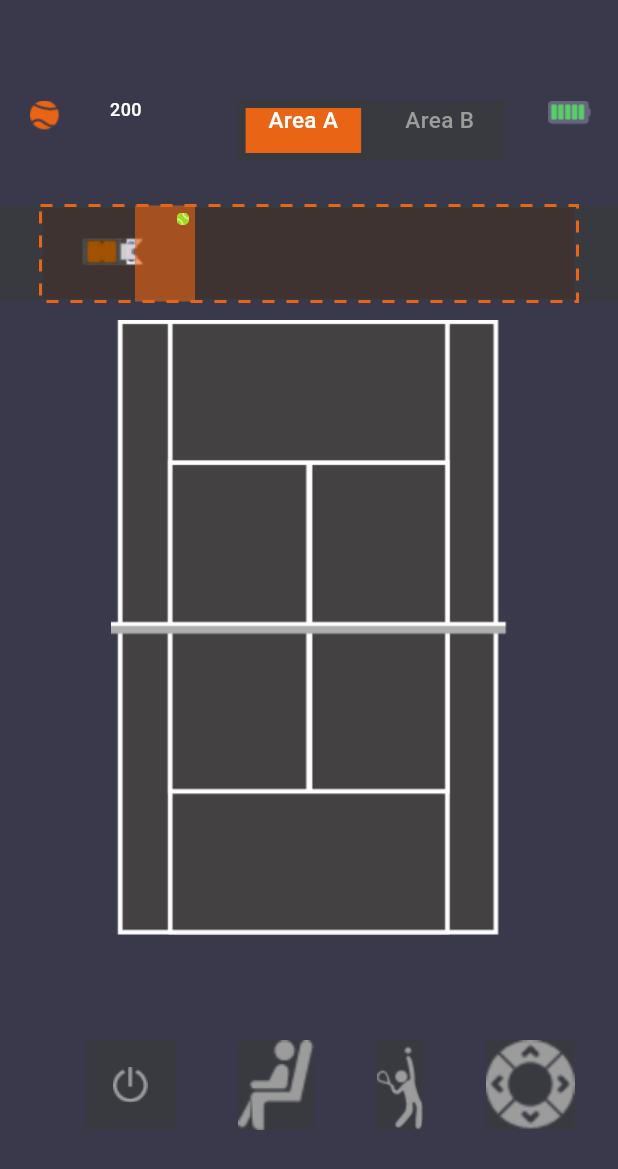
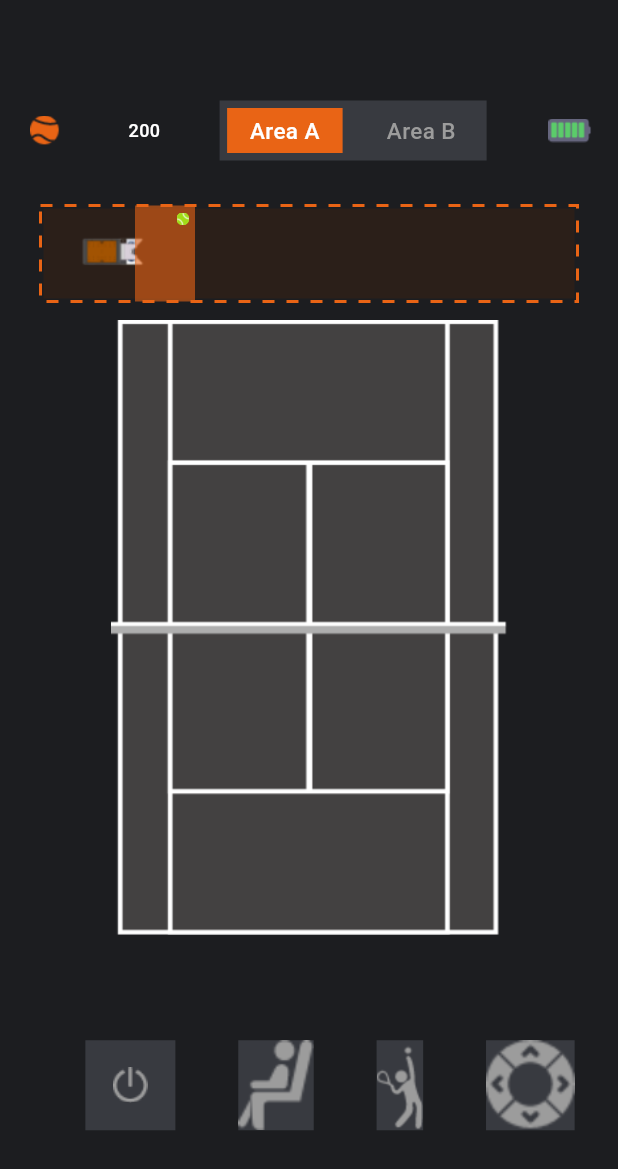
Before and after one commit to TengTeNJ/tennisRobot, a Flutter app: the TrainModeController screen opened by its route, on a phone screen of 412 x 824 dp. Shown: the top 1169 px of the screen. Run offline on Flutter 3.47's test engine with Material 3 defaults, Android fonts, the phone set to English and light mode, and no system bars; drawn by our look-alikes of dotted_border; our stand-ins replace convex_bottom_bar; missing offline and left inert: dart:ffi; Roboto replaces fonts that are missing (SanFranciscoDisplay).

Commit message:
fix view

```diff
--- a/lib/constant/constants.dart
+++ b/lib/constant/constants.dart
@@ -81,7 +81,7 @@ class Constants {
   static Color darkThemeOpacityColor = Color.fromRGBO(41, 41, 54, 0.24);
   static Color baseStyleColor = Color.fromRGBO(248, 133, 11, 1);
   static Color baseGreyStyleColor = Color.fromRGBO(177, 177, 177, 1);
-  static Color darkControllerColor = Color.fromRGBO(57, 57, 75, 1);
+  static Color darkControllerColor = Color.fromRGBO(28, 29, 32, 1);
   static Color baseControllerColor = Color.fromRGBO(41, 41, 54, 1);
 
   static Color grayTextColor = Color.fromRGBO(156, 156, 156, 1);
--- a/lib/trainmode/mode_switch_view.dart
+++ b/lib/trainmode/mode_switch_view.dart
@@ -1,6 +1,5 @@
 import 'package:flutter/material.dart';
 import 'package:tennis_robot/constant/constants.dart';
-
 
 /// 模式切换view
 class ModeSwitchView extends StatefulWidget {
@@ -14,11 +13,13 @@ class _ModeSwitchViewState extends State<ModeSwitchView> {
   @override
   Widget build(BuildContext context) {
     return Container(
-      color: Constants.selectModelBgColor,
       alignment: const Alignment(0.0, 0.0),
+
       child: Stack(
+
         children: [
           Container(
+
             color: Constants.selectModelBgColor, height: 40, width: 178,
             ),
           Positioned(
@@ -28,21 +29,26 @@ class _ModeSwitchViewState extends State<ModeSwitchView> {
               color: Constants.selectedModelOrangeBgColor, height: 30, width: 77,
               // child: Text('Area A',
               // ),
-              child:  Constants.mediumWhiteTextWidget('Area A', 15, Colors.white)
+              child: Container(
+                alignment: Alignment.center,
+                child:Constants.mediumWhiteTextWidget('Area A', 15, Colors.white),
+              )
+
             ),
           ),
           Positioned(
             top: 5,
             right: 5,
             child: Container(
-              color: Constants.selectModelBgColor, height: 30, width: 77,
-                child: Constants.mediumWhiteTextWidget('Area B', 15, Constants.grayTextColor)
-
-            ),
+               color: Constants.selectModelBgColor, height: 30, width: 77,
+                child: Container(
+                 alignment: Alignment.center,
+                 child:Constants.mediumWhiteTextWidget('Area B', 15, Constants.grayTextColor)
+                ),
+              ),
             ),
         ],
       ),
-
     );
   }
 }
--- a/lib/trainmode/robot_route_view.dart
+++ b/lib/trainmode/robot_route_view.dart
@@ -53,7 +53,6 @@ class _RobotRouteViewState extends State<RobotRouteView> {
   @override
   Widget build(BuildContext context) {
     return Container(
-      color: Constants.selectModelBgColor,
       alignment: const Alignment(0, 0),
       child: Stack(
         children: <Widget>[
--- a/lib/trainmode/train_mode_controller.dart
+++ b/lib/trainmode/train_mode_controller.dart
@@ -26,7 +26,7 @@ class _TrainModeControllerState extends State<TrainModeController> {
             height: 40,
             margin: EdgeInsets.only(top: 67,left: 20),
             child: Row(
-              crossAxisAlignment: CrossAxisAlignment.start,
+              crossAxisAlignment: CrossAxisAlignment.center,
               mainAxisAlignment: MainAxisAlignment.spaceBetween,
               children: [
                 Container(
@@ -35,11 +35,12 @@ class _TrainModeControllerState extends State<TrainModeController> {
                    child: Image(image: AssetImage('images/resetmode/tennis_icon.png'),),
                 ),
                 Container(
-                  padding: EdgeInsets.only(left: 6) ,
+                  margin: EdgeInsets.only(left: 6),
                   child: Constants.mediumWhiteTextWidget('200', 12, Colors.white),
                 ),
                 Container(
-                  margin: EdgeInsets.only(left: 37),
+                  // margin: EdgeInsets.only(left: 37),
+                  alignment: Alignment.center,
                   child: ModeSwitchView(),
                 ),
                 Container(
@@ -48,9 +49,7 @@ class _TrainModeControllerState extends State<TrainModeController> {
                   height: 16,
                   child: Image(image: AssetImage('images/resetmode/mode_battery_icon.png'),),
                 ),
-
               ],
-
             ),
           ),
           Container(
```
